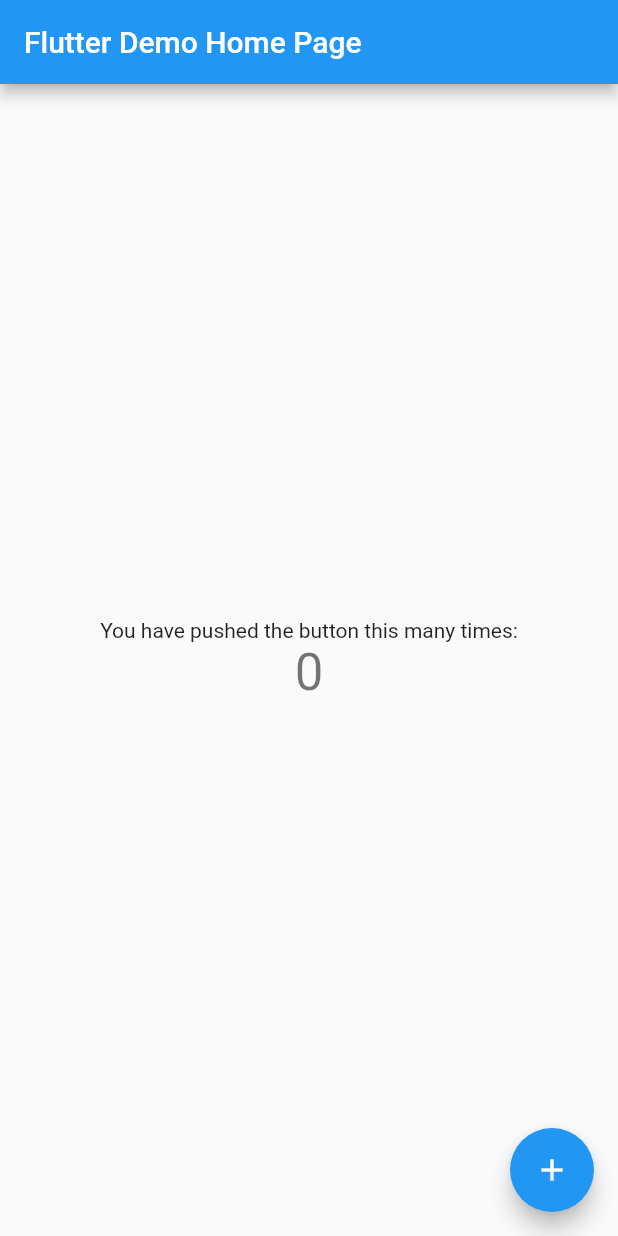
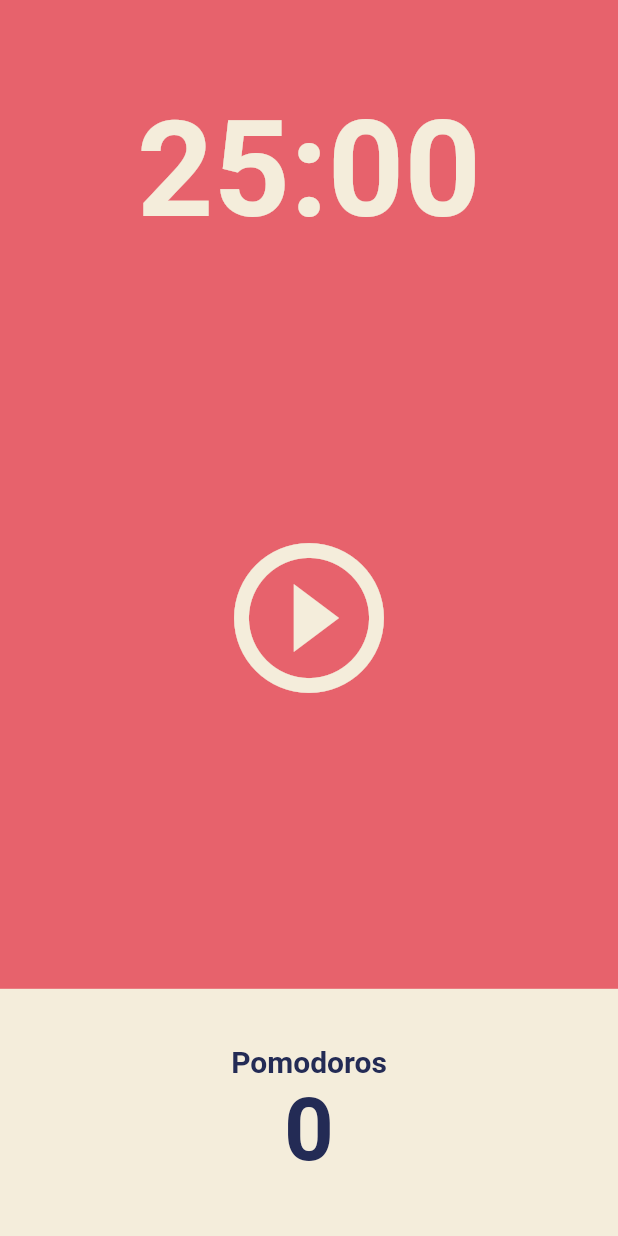
Before and after one commit to dev-seonhan/project_flutter, a Flutter app: the screen it shows after launch, on a phone screen of 412 x 824 dp. Run offline on Flutter 3.47's test engine with Material 2 defaults, Android fonts, the light colour scheme and no system bars.

Commit message:
[pomodoro] Home UI 구조 작업

```diff
--- a/pomodoro/lib/main.dart
+++ b/pomodoro/lib/main.dart
@@ -1,115 +1,26 @@
 import 'package:flutter/material.dart';
+import 'package:pomodoro/screens/home_screen.dart';
 
 void main() {
-  runApp(const MyApp());
+  runApp(const App());
 }
 
-class MyApp extends StatelessWidget {
-  const MyApp({super.key});
+class App extends StatelessWidget {
+  const App({super.key});
 
-  // This widget is the root of your application.
   @override
   Widget build(BuildContext context) {
     return MaterialApp(
-      title: 'Flutter Demo',
       theme: ThemeData(
-        // This is the theme of your application.
-        //
-        // Try running your application with "flutter run". You'll see the
-        // application has a blue toolbar. Then, without quitting the app, try
-        // changing the primarySwatch below to Colors.green and then invoke
-        // "hot reload" (press "r" in the console where you ran "flutter run",
-        // or simply save your changes to "hot reload" in a Flutter IDE).
-        // Notice that the counter didn't reset back to zero; the application
-        // is not restarted.
-        primarySwatch: Colors.blue,
+        backgroundColor: const Color(0xFFE7626C),
+        textTheme: const TextTheme(
+          headline1: TextStyle(
+            color: Color(0xFF232B55),
+          ),
+        ),
+        cardColor: const Color(0xFFF4EDDB),
       ),
-      home: const MyHomePage(title: 'Flutter Demo Home Page'),
+      home: const HomeScreen(),
     );
   }
 }
-
-class MyHomePage extends StatefulWidget {
-  const MyHomePage({super.key, required this.title});
-
-  // This widget is the home page of your application. It is stateful, meaning
-  // that it has a State object (defined below) that contains fields that affect
-  // how it looks.
-
-  // This class is the configuration for the state. It holds the values (in this
-  // case the title) provided by the parent (in this case the App widget) and
-  // used by the build method of the State. Fields in a Widget subclass are
-  // always marked "final".
-
-  final String title;
-
-  @override
-  State<MyHomePage> createState() => _MyHomePageState();
-}
-
-class _MyHomePageState extends State<MyHomePage> {
-  int _counter = 0;
-
-  void _incrementCounter() {
-    setState(() {
-      // This call to setState tells the Flutter framework that something has
-      // changed in this State, which causes it to rerun the build method below
-      // so that the display can reflect the updated values. If we changed
-      // _counter without calling setState(), then the build method would not be
-      // called again, and so nothing would appear to happen.
-      _counter++;
-    });
-  }
-
-  @override
-  Widget build(BuildContext context) {
-    // This method is rerun every time setState is called, for instance as done
-    // by the _incrementCounter method above.
-    //
-    // The Flutter framework has been optimized to make rerunning build methods
-    // fast, so that you can just rebuild anything that needs updating rather
-    // than having to individually change instances of widgets.
-    return Scaffold(
-      appBar: AppBar(
-        // Here we take the value from the MyHomePage object that was created by
-        // the App.build method, and use it to set our appbar title.
-        title: Text(widget.title),
-      ),
-      body: Center(
-        // Center is a layout widget. It takes a single child and positions it
-        // in the middle of the parent.
-        child: Column(
-          // Column is also a layout widget. It takes a list of children and
-          // arranges them vertically. By default, it sizes itself to fit its
-          // children horizontally, and tries to be as tall as its parent.
-          //
-          // Invoke "debug painting" (press "p" in the console, choose the
-          // "Toggle Debug Paint" action from the Flutter Inspector in Android
-          // Studio, or the "Toggle Debug Paint" command in Visual Studio Code)
-          // to see the wireframe for each widget.
-          //
-          // Column has various properties to control how it sizes itself and
-          // how it positions its children. Here we use mainAxisAlignment to
-          // center the children vertically; the main axis here is the vertical
-          // axis because Columns are vertical (the cross axis would be
-          // horizontal).
-          mainAxisAlignment: MainAxisAlignment.center,
-          children: <Widget>[
-            const Text(
-              'You have pushed the button this many times:',
-            ),
-            Text(
-              '$_counter',
-              style: Theme.of(context).textTheme.headline4,
-            ),
-          ],
-        ),
-      ),
-      floatingActionButton: FloatingActionButton(
-        onPressed: _incrementCounter,
-        tooltip: 'Increment',
-        child: const Icon(Icons.add),
-      ), // This trailing comma makes auto-formatting nicer for build methods.
-    );
-  }
-}
--- /dev/null
+++ b/pomodoro/lib/screens/home_screen.dart
@@ -0,0 +1,86 @@
+import 'package:flutter/material.dart';
+
+class HomeScreen extends StatefulWidget {
+  const HomeScreen({super.key});
+
+  @override
+  State<HomeScreen> createState() => _HomeScreenState();
+}
+
+// ignore: slash_for_doc_comments
+/**
+ * Flexible : 유연하게 화면에 크기에 따라 Widget의 영역을 지정하고 UI를 그려낼 수 있다.
+ *
+ */
+
+class _HomeScreenState extends State<HomeScreen> {
+  @override
+  Widget build(BuildContext context) {
+    return Scaffold(
+      backgroundColor: Theme.of(context).backgroundColor,
+      body: Column(
+        children: [
+          Flexible(
+            flex: 1,
+            child: Container(
+              alignment: Alignment.bottomCenter,
+              child: Text(
+                '25:00',
+                style: TextStyle(
+                  color: Theme.of(context).cardColor,
+                  fontSize: 89,
+                  fontWeight: FontWeight.w600,
+                ),
+              ),
+            ),
+          ),
+          Flexible(
+            flex: 3,
+            child: Center(
+              child: IconButton(
+                iconSize: 120,
+                color: Theme.of(context).cardColor,
+                onPressed: () {},
+                icon: const Icon(Icons.play_circle_outline),
+              ),
+            ),
+          ),
+          Flexible(
+            flex: 1,
+            child: Row(
+              children: [
+                Expanded(
+                  child: Container(
+                    decoration:
+                        BoxDecoration(color: Theme.of(context).cardColor),
+                    child: Column(
+                      mainAxisAlignment: MainAxisAlignment.center,
+                      children: [
+                        Text(
+                          'Pomodoros',
+                          style: TextStyle(
+                            fontSize: 20,
+                            fontWeight: FontWeight.w600,
+                            color: Theme.of(context).textTheme.headline1!.color,
+                          ),
+                        ),
+                        Text(
+                          '0',
+                          style: TextStyle(
+                            fontSize: 58,
+                            fontWeight: FontWeight.w600,
+                            color: Theme.of(context).textTheme.headline1!.color,
+                          ),
+                        ),
+                      ],
+                    ),
+                  ),
+                ),
+              ],
+            ),
+          ),
+        ],
+      ),
+    );
+  }
+}
```
